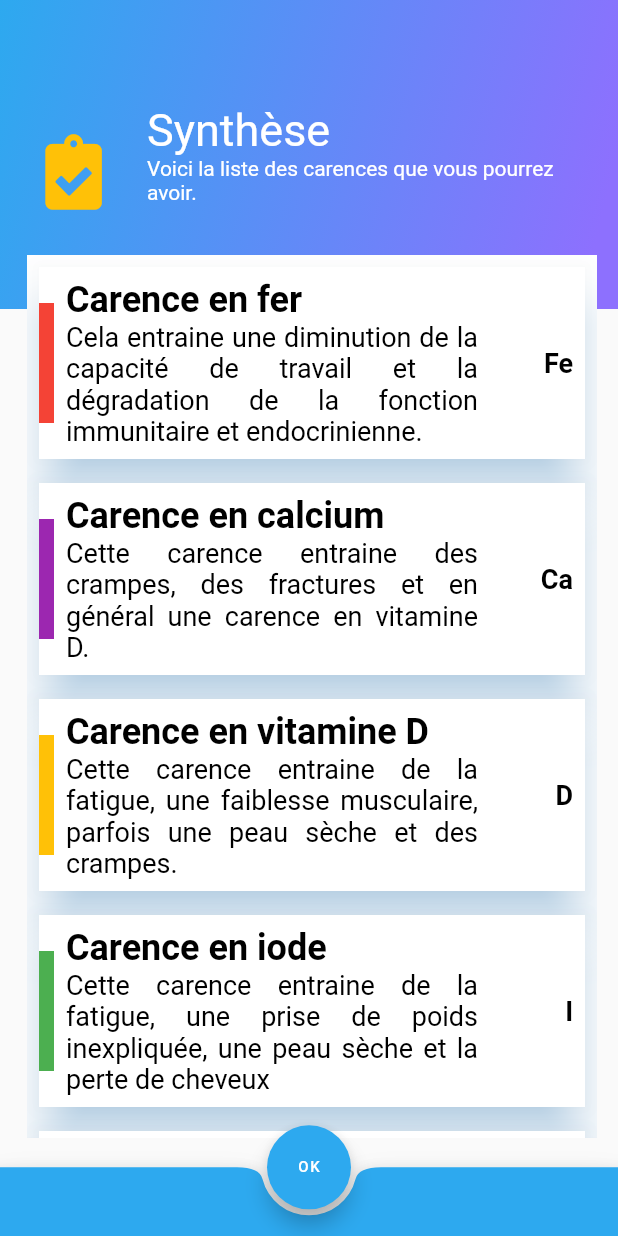
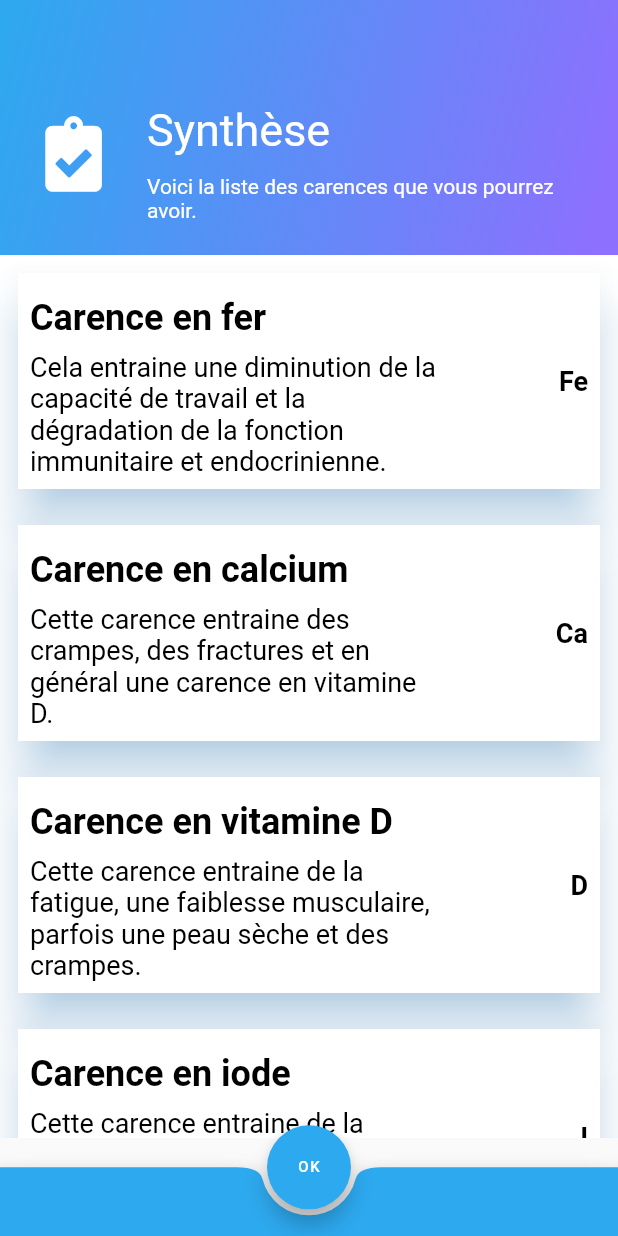
Before and after one commit to CamilleJullien/ceihm, a Flutter app: the screen it shows after launch, on a phone screen of 412 x 824 dp. Run offline on Flutter 3.47's test engine with Material 2 defaults, Android fonts, the light colour scheme and no system bars; our stand-ins replace font_awesome_flutter.

Commit message:
modif synthesis

```diff
--- a/lib/synthesis.dart
+++ b/lib/synthesis.dart
@@ -65,10 +65,13 @@ class _SynthesisState extends State<Synthesis>{
 
             Positioned(
               top: 170.0,
-              left:18.0,
+              //left:18.0,
               child: Container(
                 color: Colors.white,
-                width: 380,
+                width: MediaQuery
+                    .of(context)
+                    .size
+                    .width,
                 height: MediaQuery
                     .of(context)
                     .size
@@ -139,16 +142,20 @@ class _SynthesisState extends State<Synthesis>{
   Widget _myHeaderContent(){
     return Align(
       child: ListTile(
-        leading: IconButton(icon: Icon(FontAwesomeIcons.clipboardCheck), color: Colors.amber, iconSize:50.0, onPressed: (){},),
+        leading: IconButton(icon: Icon(FontAwesomeIcons.clipboardCheck), color: Colors.white, iconSize:50.0, onPressed: (){},),
         //leading: Text('1', style: TextStyle(fontSize: 50.0, color: Colors.amber)),
-        title: Text('Synthèse', style: TextStyle(fontSize: 30.0, color: Colors.white)),
+        title: Padding(
+          padding: const EdgeInsets.symmetric(vertical: 12.0, horizontal: 0.0),
+          child: Text('Synthèse', style: TextStyle(fontSize: 30.0, color: Colors.white)),
+        ),
+
         subtitle: Text('Voici la liste des carences que vous pourrez avoir.', style: TextStyle(fontSize: 14.0, color: Colors.white)),
       ),
     );
   }
   Widget _myListContainer(String deficiencyName, String deficiencyDescription, String deficiencyTime, Color deficiencyColor){
     return Padding(
-      padding: const EdgeInsets.all(8.0),
+      padding: const EdgeInsets.all(12.0),
       child: Container(
         //height: 180.0,
         child: Material(
@@ -158,11 +165,11 @@ class _SynthesisState extends State<Synthesis>{
           child: Container(
             child: Row(
               children: <Widget>[
-                Container(
+                /*Container(
                   height: 80.0,
                   width: 10.0,
                   color: deficiencyColor,
-                ),
+                ),*/
                 Expanded(
                   child: Padding(
                     padding: const EdgeInsets.all(8.0),
@@ -171,12 +178,15 @@ class _SynthesisState extends State<Synthesis>{
                       children: <Widget>[
                         Align(
                           alignment: Alignment.topLeft,
-                          child: Container(
+                          child: Padding(
+                            padding: const EdgeInsets.symmetric(vertical: 8.0, horizontal: 0.0),
+                          child : Container(
                             child: Text(deficiencyName, style: TextStyle(
                               fontSize: 24.0,
                               color: Colors.black,
                               fontWeight: FontWeight.bold
                             )),
+                          ),
                           ),
                         ),
                         Align(
@@ -186,11 +196,26 @@ class _SynthesisState extends State<Synthesis>{
                                 .of(context)
                                 .size
                                 .width/1.5,
-                            child: Text(deficiencyDescription, textAlign: TextAlign.justify, style: TextStyle(
+                            child: Text(deficiencyDescription, style: TextStyle(
+                              //child: Text(deficiencyDescription, textAlign: TextAlign.justify, style: TextStyle(
                                 fontSize: 18.0,
                                 color: Colors.black
                             )),
+                            /*child: FloatingActionButton(
+                              backgroundColor: Color(0xff2da9ef),
+                              foregroundColor: Color(0xffffffff),
+                              onPressed: (){
+                                Navigator.push(
+                                  context,
+                                  MaterialPageRoute(builder: (context) => FoodList()),
+                                );
+                              },
+                              tooltip: 'Increment',
+                              child: new Text('OK', style: TextStyle(fontSize: 10.0, color: Colors.white)),
+
+                            ),*/
                           ),
+
                         ),
                       ],
                     ),
```
Also changed, not shown: 5 other files.
